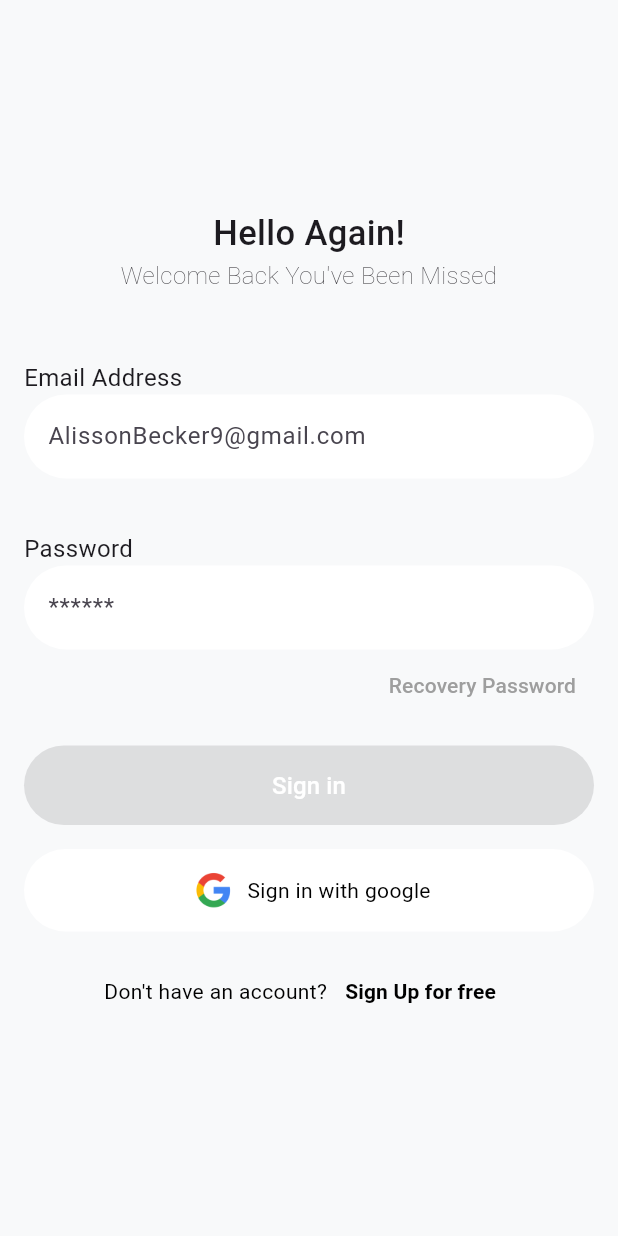
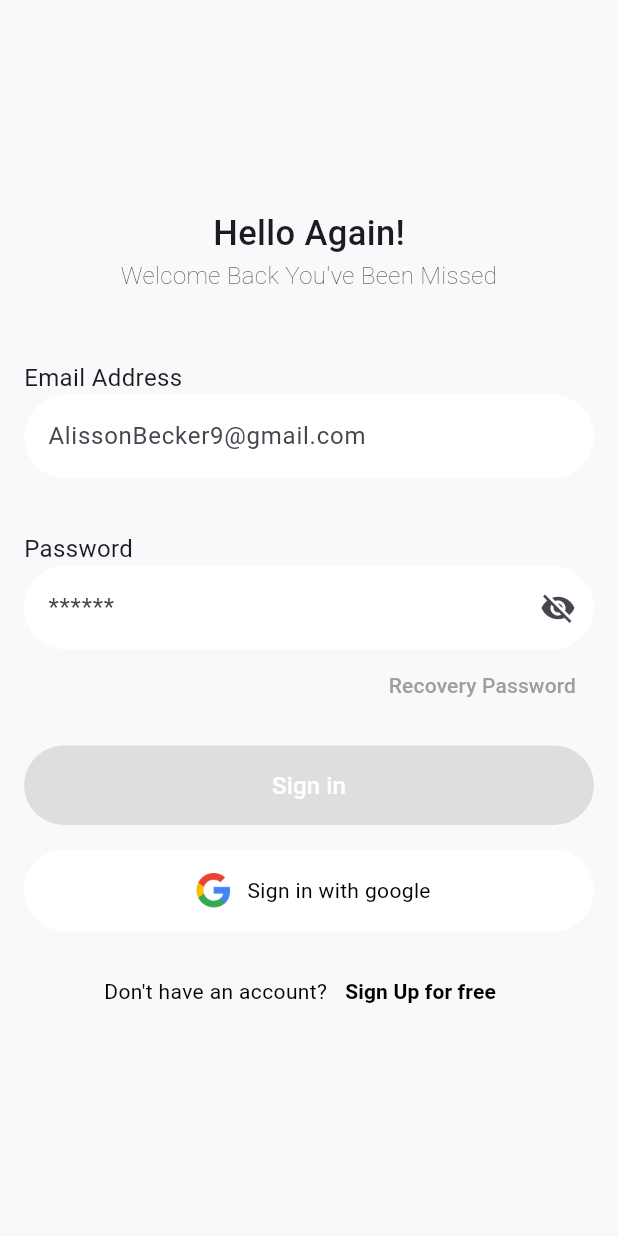
Before and after one commit to MaharramovZiya/shoesland, a Flutter app: the screen it shows after launch, on a phone screen of 412 x 824 dp. Run offline on Flutter 3.47's test engine with Material 3 defaults, Android fonts, the phone set to English and light mode, and no system bars; our stand-ins replace equatable, flutter_bloc, get, smooth_page_indicator.

Commit message:
My friend, i completed auth screens design and functions. Just i don't add controller these inputs because i don't need. if you need you can. With bloc, cubit or normal.

```diff
--- a/lib/core/constants/local_strings.dart
+++ b/lib/core/constants/local_strings.dart
@@ -37,4 +37,12 @@ class LocalStrings {
   final String usernameHintTxt = 'Alisson Becker';
 
   final String accontControllerRegister = 'Already Have An Account?';
+
+  //Recovery password texts
+
+  final String recoveryTitle = "Recovery Password";
+  final String recoverySubTitle = "Please Enter Your Email Address To Recieve a Verification Code";
+
+
+  final String continueTxt = "Continue";
 }
--- a/lib/core/widgets/bottom_navigatior_bar_route.dart
+++ b/lib/core/widgets/bottom_navigatior_bar_route.dart
@@ -7,6 +7,8 @@ import 'package:shoesland/presentation/screens/notifications/notification_screen
 import 'package:shoesland/presentation/screens/profile/profile_screen.dart';
 
 class BottomNav extends StatefulWidget {
+  const BottomNav({super.key});
+
   @override
   _BottomNavState createState() => _BottomNavState();
 }
@@ -37,10 +39,10 @@ class _BottomNavState extends State<BottomNav> {
           shape: BoxShape.circle,
           boxShadow: [
             BoxShadow(
-              color: Color(0xFF5B9EE1).withOpacity(0.5),
+              color: const Color(0xFF5B9EE1).withOpacity(0.5),
               spreadRadius: 3,
               blurRadius: 7,
-              offset: Offset(0, 3),
+              offset: const Offset(0, 3),
             ),
           ],
         ),
--- /dev/null
+++ b/lib/logic/cubits/password_cubit.dart
@@ -0,0 +1,7 @@
+import 'package:flutter_bloc/flutter_bloc.dart';
+
+class PasswordCubit extends Cubit<bool> {
+  PasswordCubit() : super(false);
+
+  void togglePasswordVisibility() => emit(!state);
+}
--- a/lib/presentation/routes/routes.dart
+++ b/lib/presentation/routes/routes.dart
@@ -43,7 +43,7 @@ class Routes {
     GetPage(name: onboardingScreen, page: () => const OnboardingScreen()),
     GetPage(
         name: bottomNavigationBar,
-        page: () => BottomNav(),
+        page: () => const BottomNav(),
         transition: Transition.fade),
     GetPage(name: home, page: () => const HomeScreen()),
     GetPage(name: favourites, page: () => const FavoritesScreen()),
@@ -54,8 +54,17 @@ class Routes {
 
     //auth Login register recovery password screen to UI
 
-    GetPage(name: login, page: ()=> const LoginScreen(),transition: Transition.fadeIn),
-    GetPage(name: register, page: ()=> const RegisterScreen(),transition: Transition.fade),
-    GetPage(name: recoveryPassword, page: ()=> const RecoveryScreen(),transition: Transition.downToUp),
+    GetPage(
+        name: login,
+        page: () => const LoginScreen(),
+        transition: Transition.fadeIn),
+    GetPage(
+        name: register,
+        page: () => const RegisterScreen(),
+        transition: Transition.fade),
+    GetPage(
+        name: recoveryPassword,
+        page: () => const RecoveryScreen(),
+        transition: Transition.fade),
   ];
 }
--- a/lib/presentation/screens/auth/login/login_screen.dart
+++ b/lib/presentation/screens/auth/login/login_screen.dart
@@ -14,7 +14,7 @@ import 'package:shoesland/presentation/widgets/custom_button.dart';
 import 'package:shoesland/presentation/widgets/general_txt_widget.dart';
 
 class LoginScreen extends StatefulWidget {
-  const LoginScreen({Key? key}) : super(key: key);
+  const LoginScreen({super.key});
 
   @override
   State<LoginScreen> createState() => _LoginScreenState();
@@ -41,7 +41,7 @@ class _LoginScreenState extends State<LoginScreen> with FormFieldMixin {
               children: [
                 Align(
                   alignment: Alignment.center,
-                  child:  AuthCustomTitle(
+                  child: AuthCustomTitle(
                     title: LocalStrings().loginTitle,
                     subtitle: LocalStrings().logSubTitle,
                   ),
@@ -68,6 +68,7 @@ class _LoginScreenState extends State<LoginScreen> with FormFieldMixin {
                       fontWeight: FontWeight.w400, fontSize: 16),
                 ),
                 CustomFormField(
+                  suffixIcon: Icons.visibility,
                   hintText: LocalStrings().passwordHint,
                   validator: (value) =>
                       CustomValidator(value: value).passwordEmptyCheck,
@@ -75,7 +76,9 @@ class _LoginScreenState extends State<LoginScreen> with FormFieldMixin {
                 Align(
                   alignment: Alignment.centerRight,
                   child: TextButton(
-                      onPressed: () {},
+                      onPressed: () {
+                        Get.toNamed(Routes.recoveryPassword);
+                      },
                       child: GeneralTextWidget(
                         LocalStrings().recoverpassword,
                         textStyle: const TextStyle(
--- a/lib/presentation/screens/auth/register/register_screen.dart
+++ b/lib/presentation/screens/auth/register/register_screen.dart
@@ -14,7 +14,7 @@ import 'package:shoesland/presentation/widgets/custom_button.dart';
 import 'package:shoesland/presentation/widgets/general_txt_widget.dart';
 
 class RegisterScreen extends StatefulWidget {
-  const RegisterScreen({Key? key}) : super(key: key);
+  const RegisterScreen({super.key});
 
   @override
   State<RegisterScreen> createState() => _RegisterScreenState();
--- a/lib/presentation/screens/auth/widgets/auth_controller.dart
+++ b/lib/presentation/screens/auth/widgets/auth_controller.dart
@@ -1,6 +1,7 @@
 import 'package:flutter/material.dart';
 import 'package:shoesland/presentation/widgets/general_txt_widget.dart';
 
+// ignore: non_constant_identifier_names
 Widget AccountController({
   required String promptText,
   required String actionText,
--- a/lib/presentation/screens/auth/widgets/auth_custom_title.dart
+++ b/lib/presentation/screens/auth/widgets/auth_custom_title.dart
@@ -8,12 +8,12 @@ class AuthCustomTitle extends StatelessWidget {
   final TextStyle? subtitleStyle;
 
   const AuthCustomTitle({
-    Key? key,
+    super.key,
     required this.title,
     required this.subtitle,
     this.titleStyle,
     this.subtitleStyle,
-  }) : super(key: key);
+  });
 
   @override
   Widget build(BuildContext context) {
--- a/lib/presentation/screens/auth/widgets/custom_form_field.dart
+++ b/lib/presentation/screens/auth/widgets/custom_form_field.dart
@@ -1,4 +1,6 @@
 import 'package:flutter/material.dart';
+import 'package:flutter_bloc/flutter_bloc.dart';
+import 'package:shoesland/logic/cubits/password_cubit.dart';
 
 class CustomFormField extends StatelessWidget {
   final String hintText;
@@ -16,7 +18,7 @@ class CustomFormField extends StatelessWidget {
   final String? Function(String?)? validator;
 
   const CustomFormField({
-    Key? key,
+    super.key,
     required this.hintText,
     this.onChanged,
     this.isPassword = false,
@@ -30,20 +32,26 @@ class CustomFormField extends StatelessWidget {
     this.obscureText = false,
     this.prefixIcon,
     this.onPrefixIconPressed,
-  }) : super(key: key);
+  });
 
   @override
   Widget build(BuildContext context) {
+    return BlocProvider(
+      create: (context) => PasswordCubit(),
+      child: BlocBuilder<PasswordCubit, bool>(
+        builder: (context, obscureText) {
           return TextFormField(
             validator: validator,
             controller: controller,
             cursorColor: Colors.black,
             obscureText: obscureText,
-      keyboardType: isEmail ? TextInputType.emailAddress : TextInputType.text,
+            keyboardType:
+                isEmail ? TextInputType.emailAddress : TextInputType.text,
             onChanged: onChanged,
             decoration: InputDecoration(
               prefixIcon: prefixIcon != null
-            ? IconButton(onPressed: onPrefixIconPressed, icon: Icon(prefixIcon))
+                  ? IconButton(
+                      onPressed: onPrefixIconPressed, icon: Icon(prefixIcon))
                   : null,
               fillColor: Colors.white,
               filled: true,
@@ -51,8 +59,8 @@ class CustomFormField extends StatelessWidget {
               hintText: hintText,
               suffixIcon: suffixIcon != null
                   ? IconButton(
-                icon: Icon(suffixIcon),
-                onPressed: onSuffixIconPressed,
+                      icon: Icon(obscureText ? Icons.visibility : Icons.visibility_off),
+                      onPressed: () => context.read<PasswordCubit>().togglePasswordVisibility(),
                     )
                   : null,
               border: OutlineInputBorder(
@@ -61,5 +69,8 @@ class CustomFormField extends StatelessWidget {
               ),
             ),
           );
+        },
+      ),
+    );
   }
 }
--- a/lib/presentation/screens/cart/cart_screen.dart
+++ b/lib/presentation/screens/cart/cart_screen.dart
@@ -1,7 +1,7 @@
 import 'package:flutter/material.dart';
 
 class CartScreen extends StatelessWidget {
-const CartScreen({ Key? key }) : super(key: key);
+const CartScreen({ super.key });
 
   @override
   Widget build(BuildContext context){
--- a/lib/presentation/screens/details/detail_page.dart
+++ b/lib/presentation/screens/details/detail_page.dart
@@ -1,7 +1,7 @@
 import 'package:flutter/material.dart';
 
 class DetailPage extends StatelessWidget {
-const DetailPage({ Key? key }) : super(key: key);
+const DetailPage({ super.key });
 
   @override
   Widget build(BuildContext context){
--- a/lib/presentation/screens/favorites/favorites_screen.dart
+++ b/lib/presentation/screens/favorites/favorites_screen.dart
@@ -1,7 +1,7 @@
 import 'package:flutter/material.dart';
 
 class FavoritesScreen extends StatelessWidget {
-const FavoritesScreen({ Key? key }) : super(key: key);
+const FavoritesScreen({ super.key });
 
   @override
   Widget build(BuildContext context){
--- a/lib/presentation/screens/home/home_screen.dart
+++ b/lib/presentation/screens/home/home_screen.dart
@@ -1,11 +1,11 @@
 import 'package:flutter/material.dart';
 
 class HomeScreen extends StatelessWidget {
-const HomeScreen({ Key? key }) : super(key: key);
+const HomeScreen({ super.key });
 
   @override
   Widget build(BuildContext context){
-    return Scaffold(
+    return const Scaffold(
       body: Center(
         child: Text("Home view"),
       ),
--- a/lib/presentation/screens/notifications/notification_screen.dart
+++ b/lib/presentation/screens/notifications/notification_screen.dart
@@ -2,7 +2,7 @@
 import 'package:flutter/material.dart';
 
 class NotificationScreen extends StatelessWidget {
-const NotificationScreen({ Key? key }) : super(key: key);
+const NotificationScreen({ super.key });
 
   @override
   Widget build(BuildContext context){
--- a/lib/presentation/screens/onboarding/onboarding_screen.dart
+++ b/lib/presentation/screens/onboarding/onboarding_screen.dart
@@ -9,7 +9,7 @@ class OnboardingScreen extends StatelessWidget {
 
   @override
   Widget build(BuildContext context) {
-    final PageController _pageController = PageController();
+    final PageController pageController = PageController();
     return Scaffold(
       body: BlocProvider(
         create: (context) => OnboardingBloc(),
@@ -19,12 +19,12 @@ class OnboardingScreen extends StatelessWidget {
               children: [
 
                 //Page view in the here have all comments with descriptions
-                OnboardPageViewWidget(pageController: _pageController),
+                OnboardPageViewWidget(pageController: pageController),
                 const SizedBox(
                   height: 40,
                 ),
                 //Indicator and Button in row
-                PageIndicatorWidget(pageController: _pageController),
+                PageIndicatorWidget(pageController: pageController),
               ],
             );
           },
--- a/lib/presentation/screens/profile/profile_screen.dart
+++ b/lib/presentation/screens/profile/profile_screen.dart
@@ -1,11 +1,11 @@
 import 'package:flutter/material.dart';
 
 class ProfileScreen extends StatelessWidget {
-const ProfileScreen({ Key? key }) : super(key: key);
+const ProfileScreen({ super.key });
 
   @override
   Widget build(BuildContext context){
-    return Scaffold(
+    return const Scaffold(
       body: Center(
         child: Text("Profile"),
       ),
--- a/lib/presentation/widgets/general_txt_widget.dart
+++ b/lib/presentation/widgets/general_txt_widget.dart
@@ -1,8 +1,11 @@
+// ignore_for_file: use_key_in_widget_constructors, overridden_fields
+
 import 'package:flutter/material.dart';
 
 class GeneralTextWidget extends Text {
   final String text;
   final TextStyle textStyle;
+  @override
   final TextAlign textAlign;
 
   // Constructor
```
Also changed, not shown: lib/presentation/screens/auth/recovery_password/recovery_screen.dart (+48 -4 lines). Lines whose indentation alone changed are shown as unchanged.
